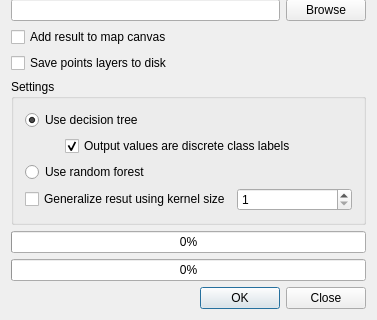
This is classifierdialogbase.ui in nextgis/dtclassifier as Qt 5 draws it before an edit; both pictures show x 0 to 377 and y 313 to 633 of the 377 by 633 pixel window. The edited form follows.
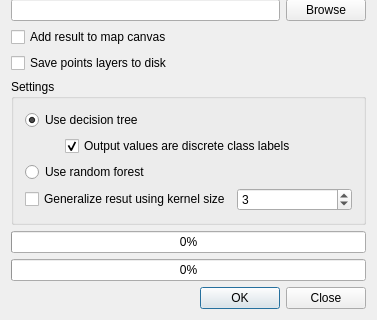
This is the edited form.

Commit message: fix available ranges for kernel size, rename classification routine

```diff
--- a/classifierdialogbase.ui
+++ b/classifierdialogbase.ui
@@ -164,7 +164,13 @@
            <number>1</number>
           </property>
           <property name="maximum">
-           <number>10</number>
+           <number>11</number>
+          </property>
+          <property name="singleStep">
+           <number>2</number>
+          </property>
+          <property name="value">
+           <number>3</number>
           </property>
          </widget>
         </item>
```
The commit also changes 2 other files.
